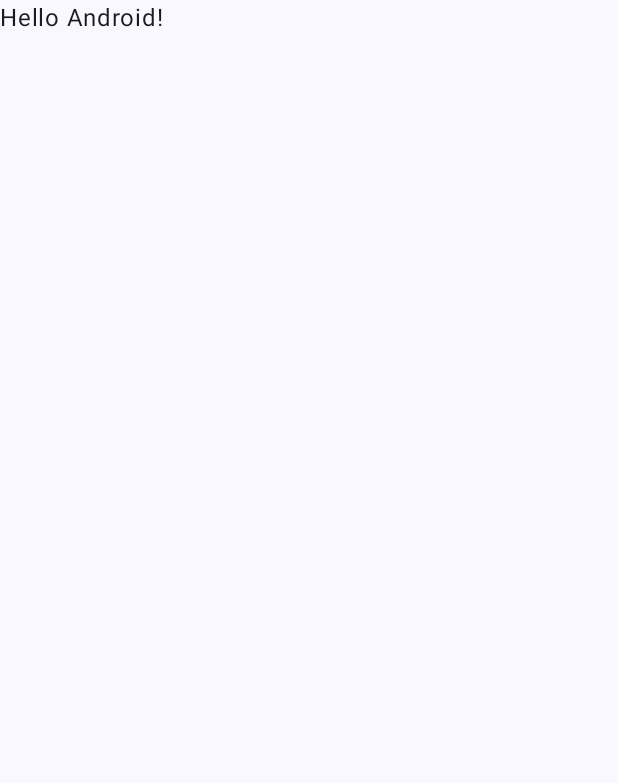
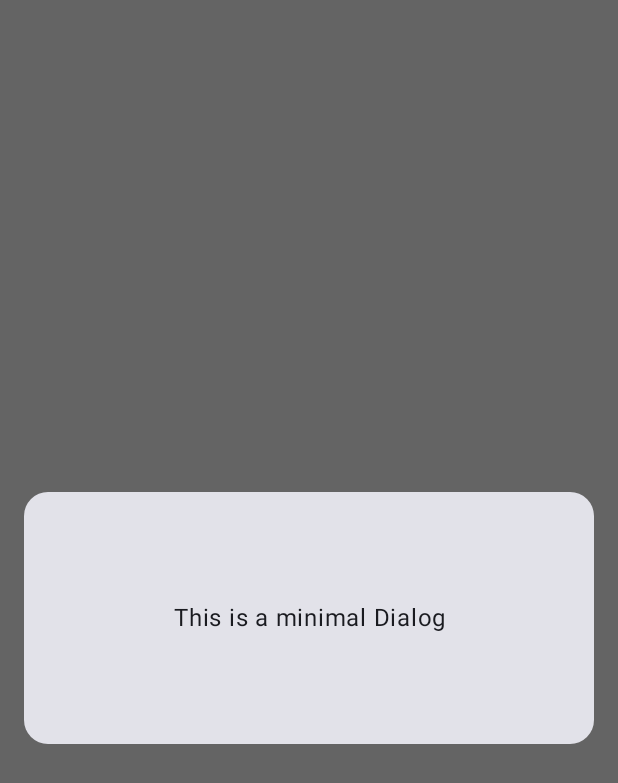
Before and after one commit to sarriaga35/DialogsBasic, an Android app built with Jetpack Compose: the screen it shows after launch (MainActivity), on a phone screen of 412 x 824 dp. Before the commit the part shown is almost empty. Shown: the top 783 px of the screen. Run offline under Robolectric (Android 15) with nearby library versions, the phone set to English and light mode, and no system bars.

Commit message:
Version 0.2, basica, corre en APK24 minimal dialog

```diff
--- a/app/src/main/java/com/sebas/dialogsbasic/MainActivity.kt
+++ b/app/src/main/java/com/sebas/dialogsbasic/MainActivity.kt
@@ -3,45 +3,65 @@ package com.sebas.dialogsbasic
 import android.os.Bundle
 import androidx.activity.ComponentActivity
 import androidx.activity.compose.setContent
-import androidx.activity.enableEdgeToEdge
 import androidx.compose.foundation.layout.fillMaxSize
+import androidx.compose.foundation.layout.fillMaxWidth
+import androidx.compose.foundation.layout.height
 import androidx.compose.foundation.layout.padding
-import androidx.compose.material3.Scaffold
+import androidx.compose.foundation.layout.wrapContentSize
+import androidx.compose.foundation.shape.RoundedCornerShape
+import androidx.compose.material3.Card
 import androidx.compose.material3.Text
 import androidx.compose.runtime.Composable
+import androidx.compose.ui.Alignment
 import androidx.compose.ui.Modifier
-import androidx.compose.ui.tooling.preview.Preview
+import androidx.compose.ui.text.style.TextAlign
+import androidx.compose.ui.unit.dp
+import androidx.compose.ui.window.Dialog
 import com.sebas.dialogsbasic.ui.theme.DialogsBasicTheme
 
 class MainActivity : ComponentActivity() {
     override fun onCreate(savedInstanceState: Bundle?) {
         super.onCreate(savedInstanceState)
-        enableEdgeToEdge()
+
         setContent {
             DialogsBasicTheme {
-                Scaffold(modifier = Modifier.fillMaxSize()) { innerPadding ->
-                    Greeting(
-                        name = "Android",
-                        modifier = Modifier.padding(innerPadding)
-                    )
-                }
+               inicialComponible()
             }
         }
     }
-}
 
-@Composable
-fun Greeting(name: String, modifier: Modifier = Modifier) {
-    Text(
-        text = "Hello $name!",
-        modifier = modifier
-    )
-}
+    @Composable
+    private fun inicialComponible() {
+        MinimalDialog(hacerAlgo())
 
-@Preview(showBackground = true)
-@Composable
-fun GreetingPreview() {
-    DialogsBasicTheme {
-        Greeting("Android")
+    }
+
+    private fun hacerAlgo(): () -> Unit {
+        return {
+            println("hola")
+        }
+
+    }
+
+    @Composable
+    private fun MinimalDialog(onDimissRequest: () -> Unit) {
+
+        Dialog(onDismissRequest = { onDimissRequest() }) {
+            Card (modifier = Modifier
+                .fillMaxWidth()
+                .height(200.dp)
+                .padding(16.dp),
+                    shape = RoundedCornerShape(16.dp)
+            ) {
+                Text(text = "This is a minimal Dialog",
+                    modifier = Modifier
+                        .fillMaxSize()
+                        .wrapContentSize(Alignment.Center),
+                    textAlign = TextAlign.Center,)
+
+            }
+
+        }
+
     }
 }
```
